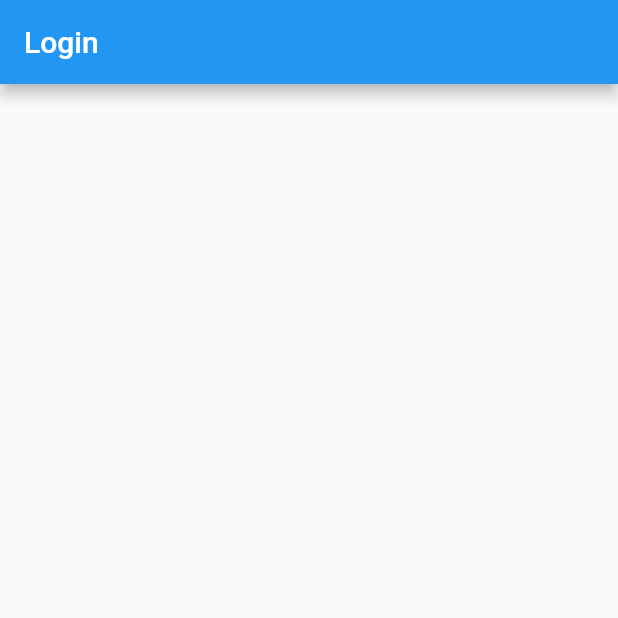
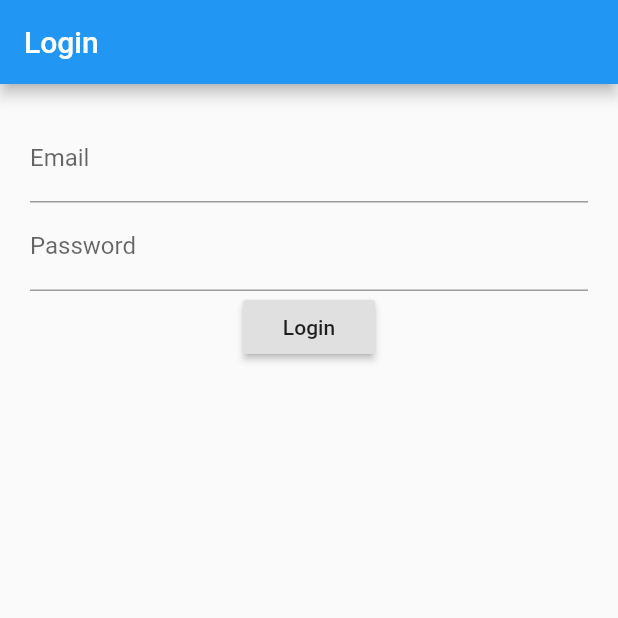
Before and after one commit to MikkelYtting/vaegtlaegen, a Flutter app: the screen it shows after launch, on a phone screen of 412 x 824 dp, the top half of it. Run offline on Flutter 3.47's test engine with Material 2 defaults, Android fonts, the phone set to English and light mode, and no system bars; our stand-ins replace firebase_auth, firebase_core; accounts and stored records are empty.

Commit message:
Firebase added fully

```diff
--- a/lib/login_screen.dart
+++ /dev/null
@@ -1,20 +0,0 @@
-import 'package:flutter/material.dart';
-
-class LoginScreen extends StatefulWidget {
-  @override
-  _LoginScreenState createState() => _LoginScreenState();
-}
-
-class _LoginScreenState extends State<LoginScreen> {
-  @override
-  Widget build(BuildContext context) {
-    return Scaffold(
-      appBar: AppBar(
-        title: Text('Login'),
-      ),
-      body: Container(
-        // Add the login form here
-      ),
-    );
-  }
-}
--- /dev/null
+++ b/lib/screens/login_screen.dart
@@ -0,0 +1,58 @@
+import 'package:flutter/material.dart';
+import 'package:firebase_auth/firebase_auth.dart';
+
+class login_screen extends StatefulWidget {
+  @override
+  _login_screenState createState() => _login_screenState();
+}
+
+class _login_screenState extends State<login_screen> {
+  final FirebaseAuth _auth = FirebaseAuth.instance;
+  final GlobalKey<FormState> _formKey = GlobalKey<FormState>();
+
+  late String _email, _password;
+
+  @override
+  Widget build(BuildContext context) {
+    return Scaffold(
+      appBar: AppBar(
+        title: Text('Login'),
+      ),
+      body: Container(
+        padding: EdgeInsets.all(20.0),
+        child: Form(
+          key: _formKey,
+          child: Column(
+            children: [
+              TextFormField(
+                decoration: InputDecoration(labelText: 'Email'),
+                validator: (input) => !input!.contains('@') ? 'Please enter a valid email' : null,
+                onSaved: (input) => _email = input!,
+              ),
+              TextFormField(
+                decoration: InputDecoration(labelText: 'Password'),
+                obscureText: true,
+                validator: (input) => input!.length < 6 ? 'Must be at least 6 characters' : null,
+                onSaved: (input) => _password = input!,
+              ),
+              RaisedButton(
+                onPressed: () async {
+                  if (_formKey.currentState!.validate()) {
+                    _formKey.currentState!.save();
+                    try {
+                      FirebaseUser user = (await _auth.signInWithEmailAndPassword(email: _email, password: _password)).user;
+                      Navigator.pushReplacementNamed(context, '/home');
+                    } catch (e) {
+                      print(e.message);
+                    }
+                  }
+                },
+                child: Text('Login'),
+              ),
+            ],
+          ),
+        ),
+      ),
+    );
+  }
+}
--- a/pubspec.yaml
+++ b/pubspec.yaml
@@ -37,6 +37,11 @@ dependencies:
   # Use with the CupertinoIcons class for iOS style icons.
   cupertino_icons: ^1.0.2
   english_words: ^4.0.0
+  firebase_core: ^2.4.0
+  firebase_auth: ^4.2.3
+  cloud_firestore: ^4.3.0
+  provider: ^6.0.5
+  firebase_ui_auth: ^1.1.5
 
 dev_dependencies:
   flutter_test:
```
Also changed, not shown: lib/main.dart (+8 -2 lines), pubspec.lock, 5 other files.
